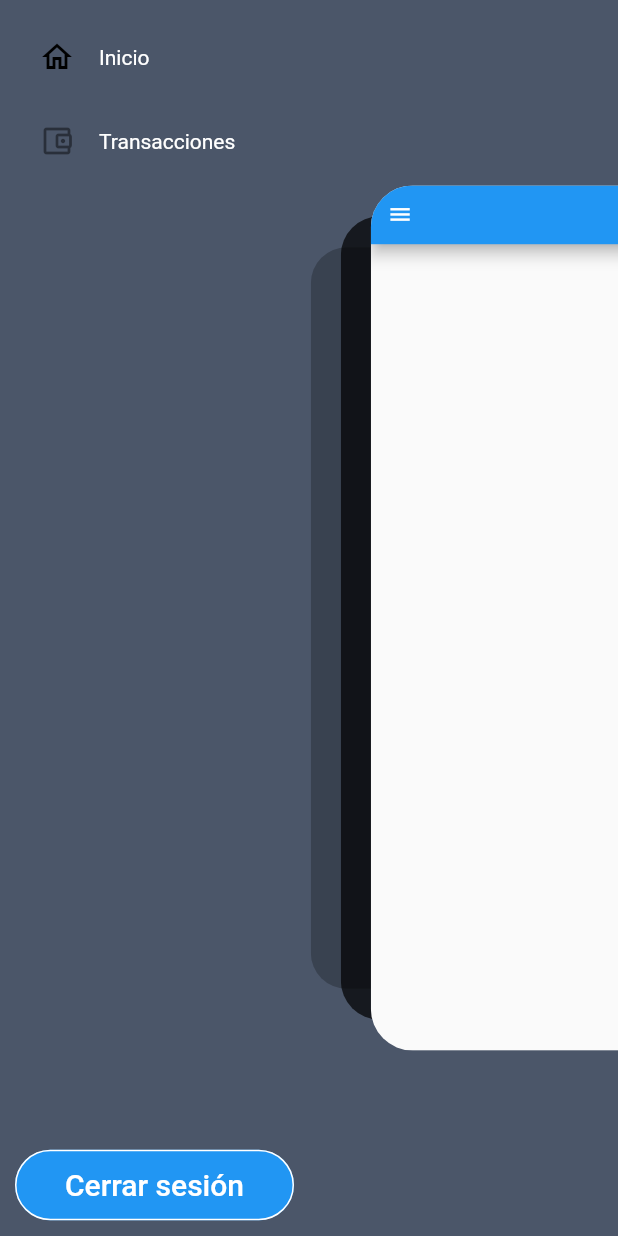
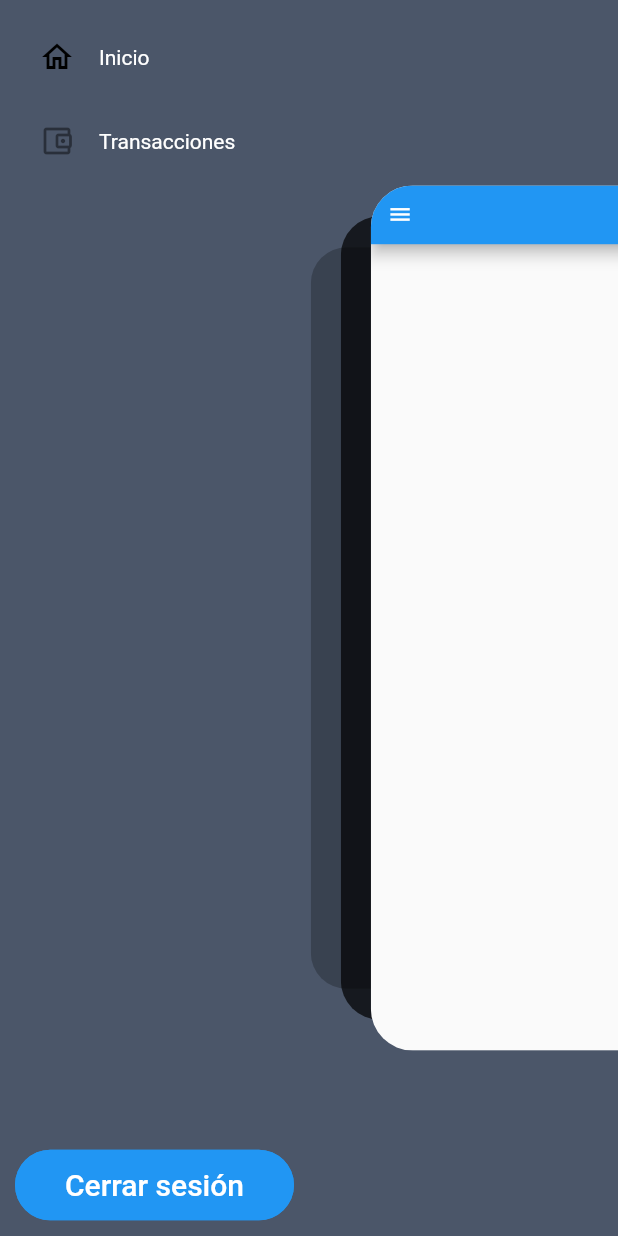
Before and after one commit to stivengm/prueba_seleccion_tyba, a Flutter app: the screen it shows after launch, after a tap on "Siguiente", after a tap on the "menu" icon, on a phone screen of 412 x 824 dp. Run offline on Flutter 3.47's test engine with Material 2 defaults, Android fonts, the light colour scheme and no system bars; drawn by our look-alikes of flutter_zoom_drawer.

Commit message:
Ajuste de botón.

```diff
--- a/lib/gui/widgets/primary_button.dart
+++ b/lib/gui/widgets/primary_button.dart
@@ -18,7 +18,7 @@ class PrimaryButton extends StatelessWidget {
           shape: MaterialStateProperty.all<RoundedRectangleBorder>(
             RoundedRectangleBorder(
               borderRadius: BorderRadius.circular(50.0),
-              side: const BorderSide(color: Colors.white)
+              side: const BorderSide(color: Colors.blue)
             )
           )
         ),
```
